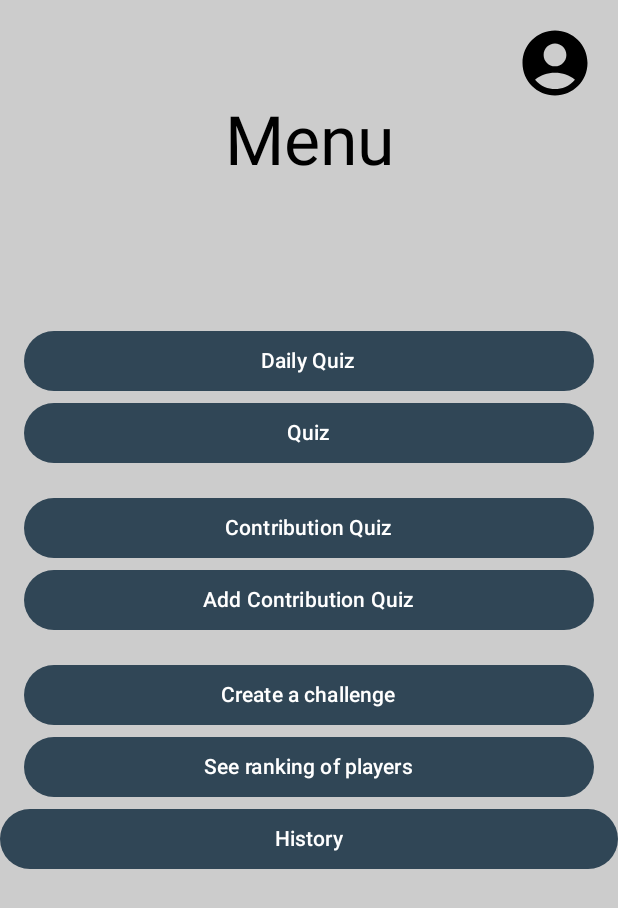
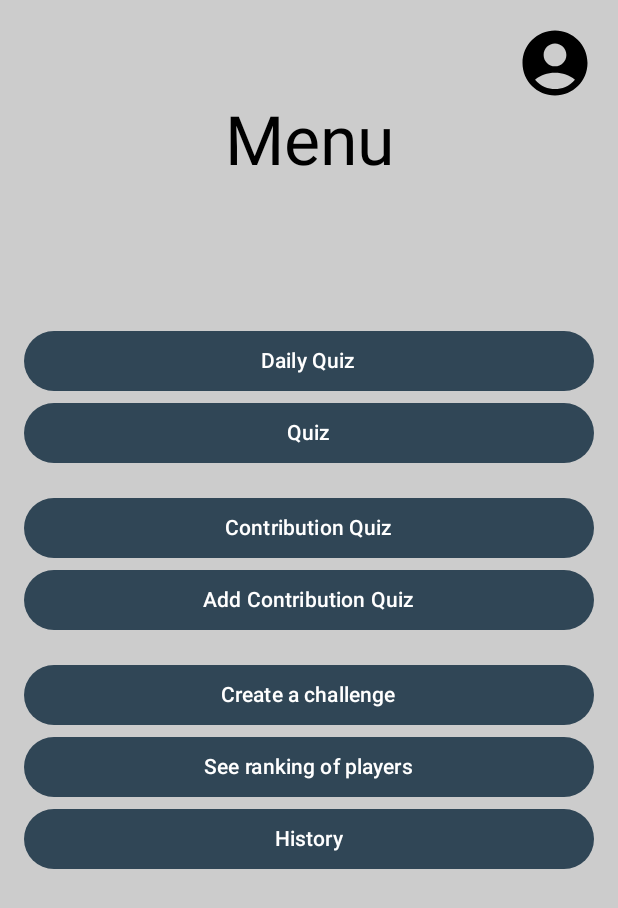
Before and after one commit to Symetheus/GOAT, an Android app built with Jetpack Compose: the composable HomeScreen shown on its own in the app's theme, on a phone screen of 412 x 824 dp. Shown: the top 908 px of the screen. Run offline under Robolectric (Android 15) with nearby library versions, the phone set to English and light mode, and no system bars; 1 statement that could not run was skipped.

Commit message:
[US-220][UC-221] Elaborate UI for page history

```diff
--- a/app/src/main/java/com/example/goat/presentation/history/HistoryScreen.kt
+++ b/app/src/main/java/com/example/goat/presentation/history/HistoryScreen.kt
@@ -1,3 +1,4 @@
+import androidx.compose.foundation.background
 import androidx.compose.foundation.layout.Column
 import androidx.compose.foundation.layout.PaddingValues
 import androidx.compose.foundation.layout.Spacer
@@ -17,6 +18,7 @@ import androidx.compose.runtime.LaunchedEffect
 import androidx.compose.runtime.collectAsState
 import androidx.compose.runtime.getValue
 import androidx.compose.ui.Modifier
+import androidx.compose.ui.graphics.Color
 import androidx.compose.ui.text.AnnotatedString
 import androidx.compose.ui.text.SpanStyle
 import androidx.compose.ui.text.font.FontWeight
@@ -44,7 +46,9 @@ fun HistoryScreen(
 
     Surface(modifier = Modifier.fillMaxSize()) {
         LazyColumn(
-            modifier = Modifier.fillMaxSize(),
+            modifier = Modifier
+                .fillMaxSize()
+                .background(Color.LightGray),
             contentPadding = PaddingValues(16.dp)
         ) {
             item {
--- a/app/src/main/java/com/example/goat/presentation/home/HomeScreen.kt
+++ b/app/src/main/java/com/example/goat/presentation/home/HomeScreen.kt
@@ -85,7 +85,8 @@ fun HomeScreen(
 
                 Button(
                     onClick = { navController.navigate(Screen.QuizScreen.route) },
-                    modifier = Modifier.fillMaxWidth()
+                    modifier = Modifier
+                        .fillMaxWidth()
                         .padding(bottom = 15.dp, start = 16.dp, end = 16.dp),
                 ) {
                     Text(
@@ -94,7 +95,8 @@ fun HomeScreen(
                 }
                 Button(
                     onClick = { navController.navigate(Screen.ContributionQuizScreen.route) },
-                    modifier = Modifier.fillMaxWidth()
+                    modifier = Modifier
+                        .fillMaxWidth()
                         .padding(start = 16.dp, end = 16.dp),
                 ) {
                     Text(
@@ -103,7 +105,8 @@ fun HomeScreen(
                 }
                 Button(
                     onClick = { navController.navigate(Screen.AddContributionQuizScreen.route) },
-                    modifier = Modifier.fillMaxWidth()
+                    modifier = Modifier
+                        .fillMaxWidth()
                         .padding(bottom = 15.dp, start = 16.dp, end = 16.dp),
                 ) {
                     Text(
@@ -115,7 +118,8 @@ fun HomeScreen(
                     onClick = {
                         openBottomSheet = true
                     },
-                    modifier = Modifier.fillMaxWidth()
+                    modifier = Modifier
+                        .fillMaxWidth()
                         .padding(start = 16.dp, end = 16.dp),
                 ) {
                     Text(
@@ -125,7 +129,8 @@ fun HomeScreen(
 
                 Button(
                     onClick = { navController.navigate(Screen.RankingWithBadgeScreen.route) },
-                    modifier = Modifier.fillMaxWidth()
+                    modifier = Modifier
+                        .fillMaxWidth()
                         .padding(start = 16.dp, end = 16.dp),
                 ) {
                     Text(
@@ -135,7 +140,9 @@ fun HomeScreen(
 
                 Button(
                     onClick = { navController.navigate(Screen.History.route) },
-                    modifier = Modifier.fillMaxWidth()
+                    modifier = Modifier
+                        .fillMaxWidth()
+                        .padding(start = 16.dp, end = 16.dp),
                 ) {
                     Text(
                         text = "History",
```
